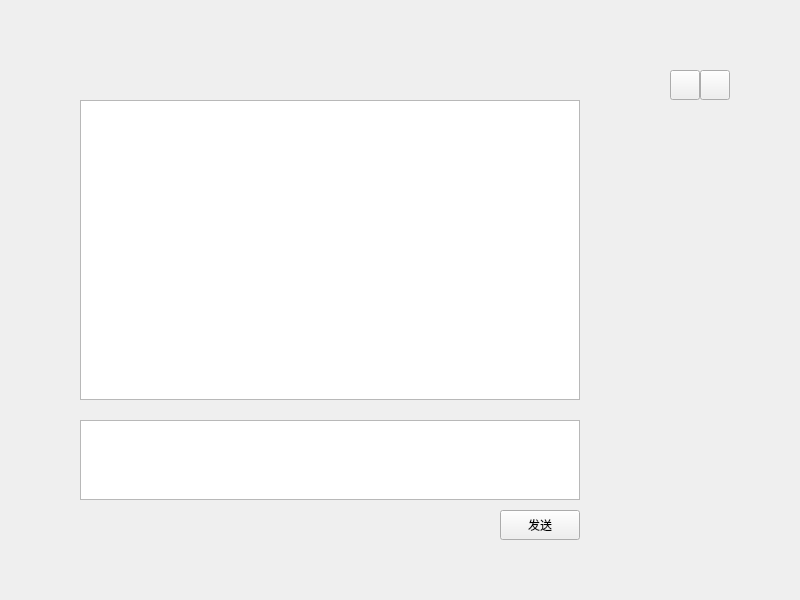
i0gan/ltalk, file client/linux/src/form/user_chat_page.ui: the form before one commit.
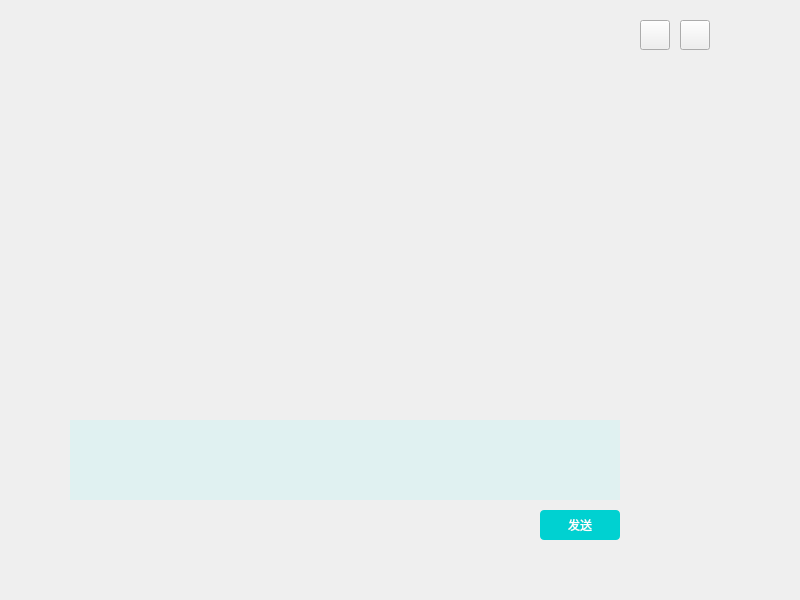
The form after the commit. Icons and pictures are not drawn.

Patch:
```diff
--- a/client/linux/src/form/user_chat_page.ui
+++ b/client/linux/src/form/user_chat_page.ui
@@ -33,32 +33,69 @@
   <widget class="QListWidget" name="listWidget">
    <property name="geometry">
     <rect>
-     <x>80</x>
-     <y>100</y>
-     <width>500</width>
+     <x>70</x>
+     <y>80</y>
+     <width>550</width>
      <height>300</height>
     </rect>
    </property>
+   <property name="styleSheet">
+    <string notr="true">background-color:transparent</string>
+   </property>
+   <property name="frameShape">
+    <enum>QFrame::NoFrame</enum>
+   </property>
+   <property name="frameShadow">
+    <enum>QFrame::Plain</enum>
+   </property>
+   <property name="horizontalScrollBarPolicy">
+    <enum>Qt::ScrollBarAlwaysOff</enum>
+   </property>
+   <property name="selectionMode">
+    <enum>QAbstractItemView::NoSelection</enum>
+   </property>
+   <property name="horizontalScrollMode">
+    <enum>QAbstractItemView::ScrollPerItem</enum>
+   </property>
   </widget>
   <widget class="QPlainTextEdit" name="plainTextEdit">
    <property name="geometry">
     <rect>
-     <x>80</x>
+     <x>70</x>
      <y>420</y>
-     <width>500</width>
+     <width>550</width>
      <height>80</height>
     </rect>
    </property>
+   <property name="styleSheet">
+    <string notr="true">background-color:rgb(85, 255, 255, 10%)</string>
+   </property>
+   <property name="frameShape">
+    <enum>QFrame::NoFrame</enum>
+   </property>
+   <property name="frameShadow">
+    <enum>QFrame::Plain</enum>
+   </property>
   </widget>
   <widget class="QPushButton" name="pushButton_send">
    <property name="geometry">
     <rect>
-     <x>500</x>
+     <x>540</x>
      <y>510</y>
      <width>80</width>
      <height>30</height>
     </rect>
    </property>
+   <property name="styleSheet">
+    <string notr="true">QPushButton{
+background-color:rgb(0, 209, 209);
+color:white;
+border-radius:4px;
+}
+QPushButton:hover{
+  background-color: rgb(0, 255, 204);
+}</string>
+   </property>
    <property name="text">
     <string>发送</string>
    </property>
@@ -66,8 +103,8 @@
   <widget class="QToolButton" name="toolButton_close">
    <property name="geometry">
     <rect>
-     <x>700</x>
-     <y>70</y>
+     <x>680</x>
+     <y>20</y>
      <width>30</width>
      <height>30</height>
     </rect>
@@ -87,8 +124,8 @@
   <widget class="QToolButton" name="toolButton_min">
    <property name="geometry">
     <rect>
-     <x>670</x>
-     <y>70</y>
+     <x>640</x>
+     <y>20</y>
      <width>30</width>
      <height>30</height>
     </rect>
```
Left out of the diff: 4 changed lines with no effect on the pictures.
